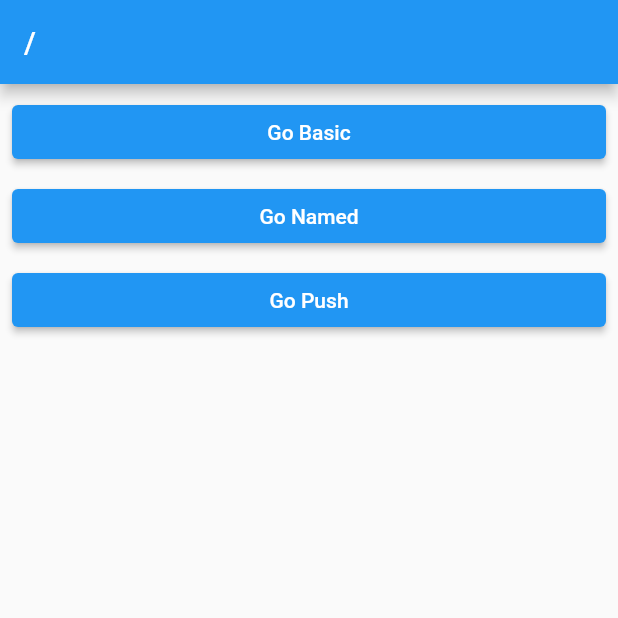
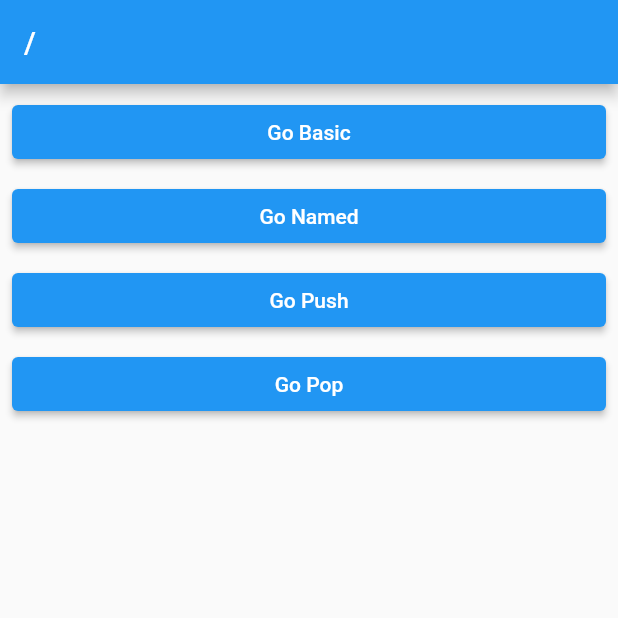
Before and after one commit to bulkyCHOI/go_route_v7, a Flutter app: the screen it shows after launch, on a phone screen of 412 x 824 dp, the top half of it. Run offline on Flutter 3.47's test engine with Material 2 defaults, Android fonts, the phone set to English and light mode, and no system bars; our stand-ins replace go_router.

Commit message:
230901 | 섹션13-6 Pop 함수

```diff
--- a/lib/route/router.dart
+++ b/lib/route/router.dart
@@ -1,6 +1,8 @@
 import 'package:go_route_v7/screen/1_basic_screen.dart';
 import 'package:go_route_v7/screen/2_named_screen.dart';
 import 'package:go_route_v7/screen/3_push_screen.dart';
+import 'package:go_route_v7/screen/4_pop_base_screen.dart';
+import 'package:go_route_v7/screen/5_pop_return_screen.dart';
 import 'package:go_route_v7/screen/root_screen.dart';
 import 'package:go_router/go_router.dart';
 
@@ -33,6 +35,19 @@
             return PushScreen();
           },
         ),
+        GoRoute(
+            path: 'pop',
+            builder: (context, state) {
+              return PopBaseScreen();
+            },
+            routes: [
+              GoRoute(
+                path: 'return',
+                builder: (context, state) {
+                  return PopReturnScreen();
+                },
+              )
+            ])
       ],
     ),
   ],
--- a/lib/screen/root_screen.dart
+++ b/lib/screen/root_screen.dart
@@ -33,6 +33,13 @@
             },
             child: Text('Go Push'),
           ),
+          SizedBox(height: 8.0,),
+          ElevatedButton(
+            onPressed: () {
+              context.go('/pop');
+            },
+            child: Text('Go Pop'),
+          ),
         ],
       ),
     );
```
Also changed, not shown: lib/screen/4_pop_base_screen.dart (added, +24 -0 lines), lib/screen/5_pop_return_screen.dart (added, +24 -0 lines).
